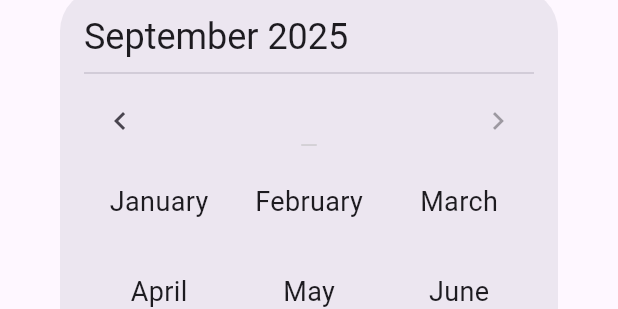
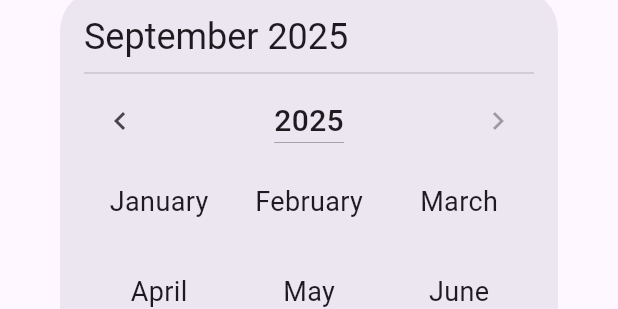
Before and after one commit to PhiLongDo/year_month_picker, a Flutter app: the _YearMonthPickerDialog widget shown alone on an empty page, opened directly with empty values, on a phone screen of 412 x 824 dp. Shown: the part 317-626 px from the top of the screen. Run offline on Flutter 3.47's test engine with Material 3 defaults, Android fonts, the phone set to English and light mode, and no system bars; our stand-ins replace carousel_slider.

Commit message:
feat: improve year picker dropdown in dialog
- Replaced the `DropdownButton` with a custom `Dropdown` widget for the year selector in the `YearMonthPickerDialog`.
- Enhanced the `Dropdown` widget with features like customizable item builders, selected item builder, and menu maximum height.
- Improved the visual appearance of the year selector, including font size, weight, and a bottom border for the selected year.
- Added default builders for items and selected items in the `Dropdown` widget if not provided.
- Adjusted padding and alignment for better UI presentation in the dropdown menu.

```diff
--- a/lib/src/components/dropdown.dart
+++ b/lib/src/components/dropdown.dart
@@ -3,11 +3,11 @@ import 'package:flutter/material.dart';
 class Dropdown<T> extends StatefulWidget {
   Dropdown({
     required this.items,
-    required this.itemBuilder,
-    required this.selectedItemBuilder,
+    this.itemBuilder,
+    this.selectedItemBuilder,
     this.value,
     this.onChanged,
-    this.menuMaxHeight,
+    double? menuMaxHeight,
     this.itemHeight = kMinInteractiveDimension,
     super.key,
   }) {
@@ -16,14 +16,16 @@ class Dropdown<T> extends StatefulWidget {
       value == null || items.contains(value!),
       'If provided, the value must be one of the items.',
     );
+
+    this.menuMaxHeight = menuMaxHeight ?? itemHeight * 5;
   }
 
   final T? value;
   final List<T> items;
-  final Widget Function(BuildContext context, int index) itemBuilder;
-  final Widget Function(BuildContext) selectedItemBuilder;
+  final Widget Function(BuildContext context, int index)? itemBuilder;
+  final Widget Function(BuildContext)? selectedItemBuilder;
   final ValueChanged<T?>? onChanged;
-  final double? menuMaxHeight;
+  late final double? menuMaxHeight;
   final double itemHeight;
 
   @override
@@ -34,6 +36,27 @@ class _DropdownState<T> extends State<Dropdown<T>> {
   OverlayEntry? overlayEntry;
   int? selectedIndex;
   GlobalKey globalKey = GlobalKey();
+
+  Widget Function(BuildContext, int index) get itemBuilder =>
+      widget.itemBuilder ?? defaultItemBuilder;
+
+  Widget Function(BuildContext) get selectedItemBuilder =>
+      widget.selectedItemBuilder ?? defaultSelectedItemBuilder;
+
+  Widget defaultItemBuilder(BuildContext context, int index) {
+    return Text(
+      '${widget.items[index]}',
+      style: Theme.of(context).dropdownMenuTheme.textStyle,
+    );
+  }
+
+  Widget defaultSelectedItemBuilder(BuildContext context) {
+    assert(selectedIndex != null);
+    return Text(
+      '${widget.items[selectedIndex!]}',
+      style: Theme.of(context).dropdownMenuTheme.textStyle,
+    );
+  }
 
   @override
   void initState() {
@@ -56,6 +79,8 @@ class _DropdownState<T> extends State<Dropdown<T>> {
       initialScrollOffset: (selectedIndex ?? 0) * widget.itemHeight,
     );
 
+    const paddingItem = 8.0;
+
     overlayEntry = OverlayEntry(
       builder: (BuildContext context) {
         return Stack(
@@ -73,17 +98,26 @@ class _DropdownState<T> extends State<Dropdown<T>> {
               ),
             ),
             Positioned(
-              left: position.dx,
+              left: position.dx - paddingItem,
               top: position.dy,
-              width: size.width,
-              height: size.height *
-                  (widget.items.length > 5 ? 5 : widget.items.length),
+              width: size.width + (paddingItem * 2),
+              height: widget.menuMaxHeight,
+              child: DecoratedBox(
+                decoration: BoxDecoration(boxShadow: kElevationToShadow[4]),
+                child: Scrollbar(
+                  thumbVisibility: true,
+                  interactive: true,
+                  controller: scrollController,
                   child: ListView.builder(
                     padding: EdgeInsets.zero,
                     controller: scrollController,
                     itemBuilder: (BuildContext context, int index) {
                       return Material(
-                    color: Colors.transparent,
+                        color: index == selectedIndex
+                            ? Theme.of(context)
+                                .colorScheme
+                                .surfaceContainerHighest
+                            : Theme.of(context).colorScheme.surface,
                         child: Center(
                           child: InkWell(
                             onTap: () {
@@ -93,19 +127,18 @@ class _DropdownState<T> extends State<Dropdown<T>> {
                               removeHighlightOverlay();
                             },
                             child: Container(
-                          decoration: BoxDecoration(
-                            color: Theme.of(context).colorScheme.surface,
-                          ),
+                              padding: const EdgeInsets.all(paddingItem),
                               height: widget.itemHeight,
-                          child: index == selectedIndex
-                              ? widget.selectedItemBuilder(context)
-                              : widget.itemBuilder(context, index),
+                              alignment: Alignment.center,
+                              child: itemBuilder(context, index),
                             ),
                           ),
                         ),
                       );
                     },
                     itemCount: widget.items.length,
+                  ),
+                ),
               ),
             ),
           ],
@@ -135,6 +168,7 @@ class _DropdownState<T> extends State<Dropdown<T>> {
   Widget build(BuildContext context) {
     Theme.of(context).dropdownMenuTheme.textStyle;
     return InkWell(
+      key: globalKey,
       onTap: () {
         if (globalKey.currentContext != null) {
           final RenderBox renderBox =
@@ -146,10 +180,15 @@ class _DropdownState<T> extends State<Dropdown<T>> {
       },
       child: SizedBox(
         height: widget.itemHeight,
-        child: Text(
-          key: globalKey,
-          widget.value == null ? '' : widget.value.toString(),
-          style: Theme.of(context).dropdownMenuTheme.textStyle,
+        child: Align(
+          alignment: Alignment.center,
+          child: Padding(
+            padding: const EdgeInsets.symmetric(
+              horizontal: 16.0,
+              vertical: 8.0,
+            ),
+            child: selectedItemBuilder(context),
+          ),
         ),
       ),
     );
--- a/lib/src/dialog.dart
+++ b/lib/src/dialog.dart
@@ -1,6 +1,7 @@
 import 'package:flutter/material.dart';
 import 'package:intl/intl.dart' hide TextDirection;
 
+import 'components/dropdown.dart';
 import 'validations.dart';
 
 /// Displays a dialog allowing the user to pick a year and month.
@@ -180,7 +181,8 @@ class _YearMonthPickerDialogState extends State<_YearMonthPickerDialog> {
         '$number',
         style: TextStyle(
           color: Theme.of(context).colorScheme.onSurface,
-          fontSize: 18,
+          fontSize: 20,
+          fontWeight: FontWeight.w500,
         ),
       );
 
@@ -230,6 +232,10 @@ class _YearMonthPickerDialogState extends State<_YearMonthPickerDialog> {
   }
 
   Widget _buildYearSelector() {
+    final listYears = List<int>.generate(
+      widget.lastYear - widget.firstYear + 1,
+      (index) => widget.firstYear + index,
+    );
     return Row(
       mainAxisAlignment: MainAxisAlignment.spaceBetween,
       children: [
@@ -244,19 +250,19 @@ class _YearMonthPickerDialogState extends State<_YearMonthPickerDialog> {
               : null,
           icon: const Icon(Icons.chevron_left),
         ),
-        DropdownButton<int>(
+        Dropdown(
           value: _year,
-          icon: const SizedBox.shrink(),
-          items: List<DropdownMenuItem<int>>.generate(
-            widget.lastYear - widget.firstYear + 1,
-            (index) {
-              final year = widget.firstYear + index;
-              return DropdownMenuItem<int>(
-                value: year,
-                child: _buildYearItem(context, year),
-              );
-            },
-          ),
+          items: listYears,
+          itemBuilder: (BuildContext context, int index) {
+            return _buildYearItem(context, listYears[index]);
+          },
+          selectedItemBuilder: (BuildContext context) {
+            return DecoratedBox(
+                decoration: const BoxDecoration(
+                  border: Border(bottom: BorderSide(width: 0.2)),
+                ),
+                child: _buildYearItem(context, _year));
+          },
           onChanged: (int? newYear) {
             if (newYear != null) {
               setState(() {
--- a/pubspec.yaml
+++ b/pubspec.yaml
@@ -1,6 +1,6 @@
 name: year_month_picker
 description: "A Flutter package that enables users to select a year and month via a dialog or bottom sheet interface."
-version: 1.0.1
+version: 1.0.2
 repository: https://github.com/PhiLongDo/year_month_picker
 issue_tracker: https://github.com/PhiLongDo/year_month_picker/issues
 
```
Lines whose indentation alone changed are shown as unchanged.
